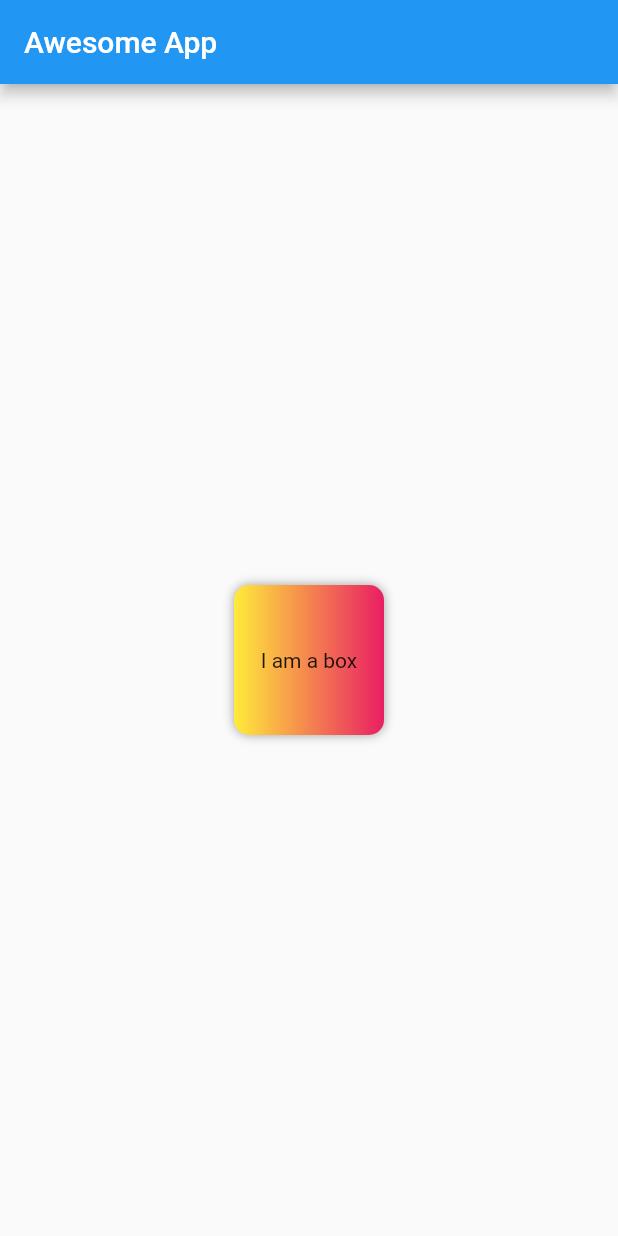
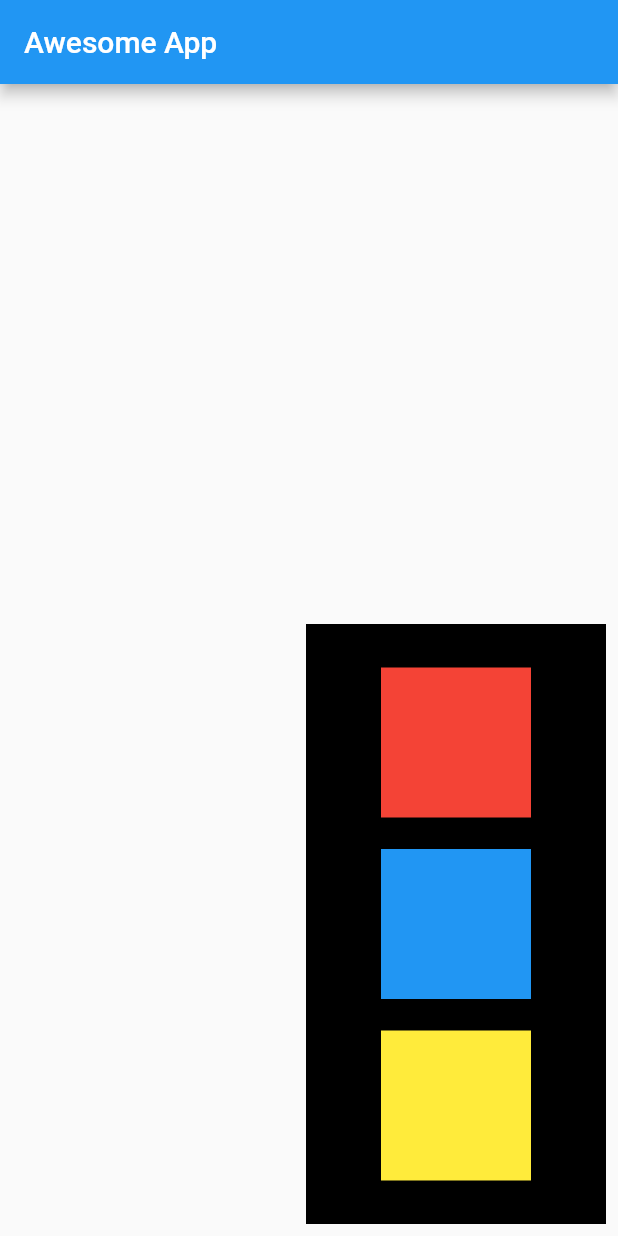
Before and after one commit to ArvindChauhan1/flutter, a Flutter app: the screen it shows after launch, on a phone screen of 412 x 824 dp. Run offline on Flutter 3.47's test engine with Material 2 defaults, Android fonts, the phone set to English and light mode, and no system bars.

Commit message:
chapter 2 completed

```diff
--- a/lib/main.dart
+++ b/lib/main.dart
@@ -17,22 +17,43 @@ class HomePage extends StatelessWidget {
         appBar: AppBar(
           title: Text('Awesome App'),
         ),
-      body: Center(
+        body: Padding(
+          padding: const EdgeInsets.all(8.0),
+          child: Align(
+            alignment: Alignment.bottomRight,
             child: Container(
+              color: Colors.black,
+              width: 200,
+              height: 400,
+              child: Padding(
+                padding: const EdgeInsets.all(8.0),
+                child: Column(
+                  mainAxisAlignment: MainAxisAlignment.spaceEvenly,
+                  crossAxisAlignment: CrossAxisAlignment.center,
+                  children: [
+                    Container(
                       padding: const EdgeInsets.all(8),
-          alignment: Alignment.center,
-          decoration: BoxDecoration(
-            // shape: BoxShape.circle,
-            boxShadow: [BoxShadow(color: Colors.grey, blurRadius: 5)],
-            borderRadius: BorderRadius.circular(10),
-            color: Colors.teal,
-            gradient: LinearGradient(colors: [Colors.yellow, Colors.pink]),
-          ),
                       width: 100,
                       height: 100,
-          child: Text('I am a box'),
+                      color: Colors.red,
+                    ),
+                    Container(
+                      padding: const EdgeInsets.all(8),
+                      width: 100,
+                      height: 100,
+                      color: Colors.blue,
+                    ),
+                    Container(
+                      padding: const EdgeInsets.all(8),
+                      width: 100,
+                      height: 100,
+                      color: Colors.yellow,
+                    ),
+                  ],
                 ),
               ),
-    );
+            ),
+          ),
+        ));
   }
 }
```
Lines whose indentation alone changed are shown as unchanged.
